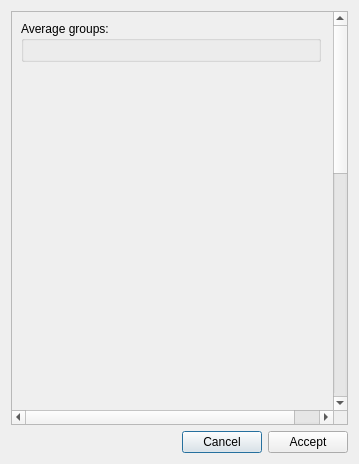
Above: designer_ui_files/groupAverageDialogUi.ui from cibr-jyu/meggie before the change. Below: the same form after it.
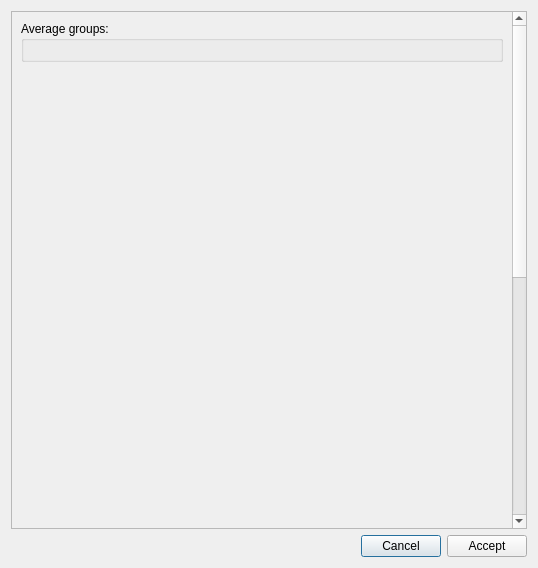
That is the form after the change.

The edit to the form file:
```diff
--- a/designer_ui_files/groupAverageDialogUi.ui
+++ b/designer_ui_files/groupAverageDialogUi.ui
@@ -6,8 +6,8 @@
    <rect>
     <x>0</x>
     <y>0</y>
-    <width>359</width>
-    <height>464</height>
+    <width>538</width>
+    <height>568</height>
    </rect>
   </property>
   <property name="windowTitle">
@@ -39,7 +39,7 @@
        <rect>
         <x>0</x>
         <y>0</y>
-        <width>350</width>
+        <width>504</width>
         <height>1000</height>
        </rect>
       </property>
@@ -49,7 +49,7 @@
         <height>1000</height>
        </size>
       </property>
-      <layout class="QFormLayout" name="formLayout_2">
+      <layout class="QGridLayout" name="gridLayout_2">
        <item row="0" column="0">
         <widget class="QGroupBox" name="groupBoxAverageGroups">
          <property name="minimumSize">
@@ -64,6 +64,19 @@
          <layout class="QGridLayout" name="gridLayout"/>
         </widget>
        </item>
+       <item row="1" column="0">
+        <spacer name="verticalSpacer">
+         <property name="orientation">
+          <enum>Qt::Vertical</enum>
+         </property>
+         <property name="sizeHint" stdset="0">
+          <size>
+           <width>20</width>
+           <height>40</height>
+          </size>
+         </property>
+        </spacer>
+       </item>
       </layout>
      </widget>
     </widget>
```
